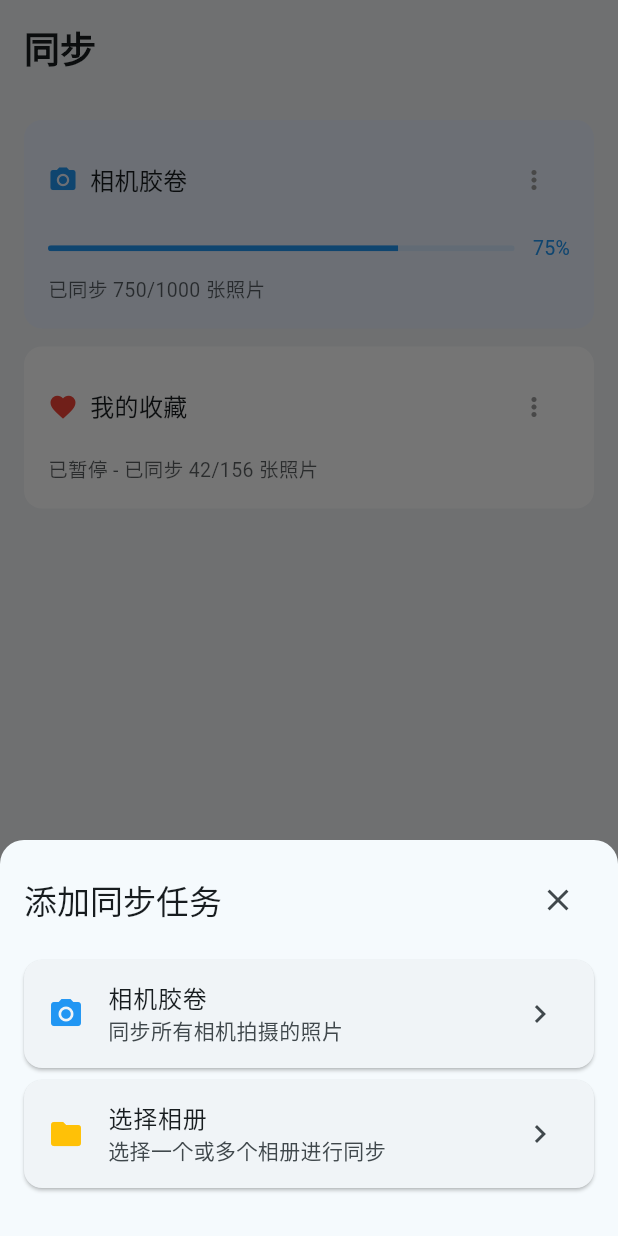
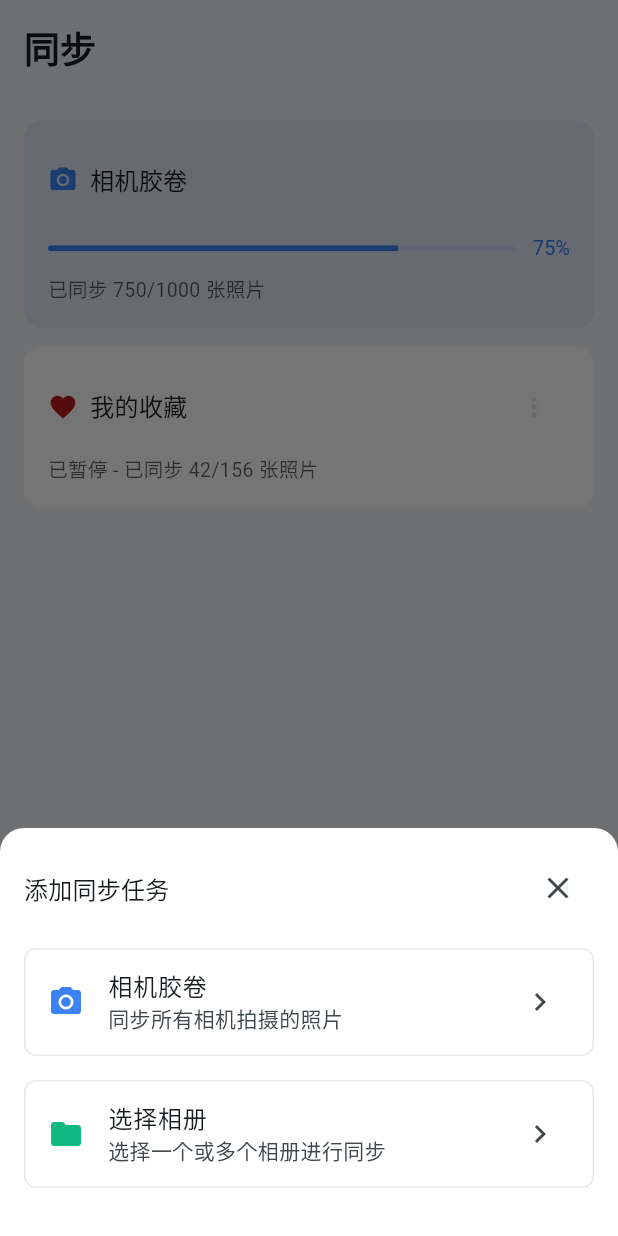
Before and after one commit to moohng/only-sync-flutter, a Flutter app: the screen it shows after launch, item 2 of the bottom bar chosen, after a tap on the "add" icon, on a phone screen of 412 x 824 dp. Run offline on Flutter 3.47's test engine with Material 3 defaults, Android fonts, the phone set to English and light mode, and no system bars; our stand-ins replace chewie, device_info_plus, extended_image, get, qr_flutter, shared_preferences and 2 more; missing offline and left inert: mobile_scanner, photo_manager, photo_manager_image_provider, webdav_client; accounts and stored records are empty.

Commit message:
优化主题颜色和样式，统一页面背景和组件颜色，增强视觉一致性

```diff
--- a/lib/main.dart
+++ b/lib/main.dart
@@ -27,8 +27,9 @@ class MyApp extends StatelessWidget {
       title: 'Only Sync',
       debugShowCheckedModeBanner: false,
       theme: ThemeData(
-        colorScheme: ColorScheme.fromSeed(seedColor: Colors.blueGrey.shade200),
+        colorScheme: ColorScheme.fromSeed(seedColor: Colors.blueGrey.shade200, secondary: const Color(0xff10b981)),
         useMaterial3: true,
+        primaryColor: const Color(0xff3b82f6),
         cardColor: Colors.white,
         dividerColor: const Color.fromARGB(255, 229, 231, 235),
         scaffoldBackgroundColor: const Color.fromARGB(255, 242, 244, 246),
--- a/lib/views/settings/settings_page.dart
+++ b/lib/views/settings/settings_page.dart
@@ -16,6 +16,7 @@ class SettingsPage extends StatelessWidget {
   Widget build(BuildContext context) {
     final controller = Get.put(SettingsController());
     final theme = Theme.of(context);
+    final colorScheme = theme.colorScheme;
 
     // 定义统一的开关样式
     final switchStyle = SwitchThemeData(thumbColor: WidgetStateProperty.resolveWith<Color>((states) {
@@ -25,7 +26,7 @@ class SettingsPage extends StatelessWidget {
       return Colors.white; // 关闭状态下的圆形按钮颜色
     }), trackColor: WidgetStateProperty.resolveWith<Color>((states) {
       if (states.contains(WidgetState.selected)) {
-        return Colors.green; // 开启状态下的轨道颜色
+        return colorScheme.secondary; // 开启状态下的轨道颜色
       }
       return Colors.grey.withOpacity(0.3); // 关闭状态下的轨道颜色
     }), trackOutlineColor: WidgetStateProperty.resolveWith((states) {
@@ -37,14 +38,14 @@ class SettingsPage extends StatelessWidget {
         switchTheme: switchStyle,
       ),
       child: Scaffold(
-        backgroundColor: const Color(0xFFF2F4F6), // 与原型保持一致的背景色
+        backgroundColor: theme.scaffoldBackgroundColor,
         appBar: AppBar(
           title: const Text('设置'),
           titleTextStyle: theme.textTheme.titleLarge?.copyWith(
             fontSize: 24,
             fontWeight: FontWeight.w700,
           ),
-          backgroundColor: const Color(0xFFF2F4F6),
+          backgroundColor: theme.scaffoldBackgroundColor,
           elevation: 0,
           toolbarHeight: 64,
         ),
@@ -57,17 +58,17 @@ class SettingsPage extends StatelessWidget {
               children: [
                 // _buildGroupHeader(theme, '云存储服务'),
                 ListTile(
-                  leading: const Icon(Icons.cloud, color: Colors.blue, size: 22),
+                  leading: Icon(Icons.cloud, color: theme.primaryColor, size: 22),
                   title: const Text('WebDAV'),
                   trailing: Row(
                     mainAxisSize: MainAxisSize.min,
                     children: [
                       Text(
                         '已连接',
-                        style: theme.textTheme.bodySmall?.copyWith(color: Colors.green),
+                        style: theme.textTheme.bodySmall?.copyWith(color: colorScheme.secondary),
                       ),
                       const SizedBox(width: 8),
-                      const Icon(Icons.chevron_right_rounded, color: Colors.grey),
+                      Icon(Icons.chevron_right_rounded, color: theme.dividerColor),
                     ],
                   ),
                   onTap: () => Get.toNamed(Routes.addAccountPage),
@@ -98,28 +99,28 @@ class SettingsPage extends StatelessWidget {
               children: [
                 // _buildGroupHeader(theme, '同步策略'),
                 Obx(() => SwitchListTile(
-                      secondary: const Icon(Icons.wifi, color: Colors.green, size: 22),
+                      secondary: Icon(Icons.wifi, color: colorScheme.secondary, size: 22),
                       title: const Text('仅 Wi-Fi 下同步'),
                       value: controller.isWifiOnly.value,
                       onChanged: (value) => controller.isWifiOnly.value = value,
                       contentPadding: const EdgeInsets.symmetric(horizontal: 16),
                     )),
                 Obx(() => SwitchListTile(
-                      secondary: const Icon(Icons.battery_alert, color: Colors.orange, size: 22),
+                      secondary: Icon(Icons.battery_alert, color: colorScheme.error, size: 22),
                       title: const Text('低电量时暂停同步'),
                       value: controller.isLowBatteryPause.value,
                       onChanged: (value) => controller.isLowBatteryPause.value = value,
                       contentPadding: const EdgeInsets.symmetric(horizontal: 16),
                     )),
                 Obx(() => SwitchListTile(
-                      secondary: const Icon(Icons.nightlight_round, color: Colors.indigo, size: 22),
+                      secondary: Icon(Icons.nightlight_round, color: colorScheme.tertiary, size: 22),
                       title: const Text('夜间自动同步'),
                       value: controller.isNightSync.value,
                       onChanged: (value) => controller.isNightSync.value = value,
                       contentPadding: const EdgeInsets.symmetric(horizontal: 16),
                     )),
                 Obx(() => SwitchListTile(
-                      secondary: const Icon(Icons.image, color: Colors.purple, size: 22),
+                      secondary: Icon(Icons.image, color: colorScheme.secondary, size: 22),
                       title: const Text('原图上传'),
                       value: controller.isOriginalUpload.value,
                       onChanged: (value) => controller.isOriginalUpload.value = value,
@@ -134,7 +135,7 @@ class SettingsPage extends StatelessWidget {
               theme,
               children: [
                 ListTile(
-                  leading: const Icon(Icons.info_outline, color: Colors.blue, size: 22),
+                  leading: Icon(Icons.info_outline, color: theme.primaryColor, size: 22),
                   title: const Text('关于'),
                   trailing: Row(
                     mainAxisSize: MainAxisSize.min,
@@ -142,11 +143,11 @@ class SettingsPage extends StatelessWidget {
                       Text(
                         '版本 1.0.0',
                         style: theme.textTheme.bodySmall?.copyWith(
-                          color: Colors.grey,
+                          color: theme.textTheme.bodySmall?.color,
                         ),
                       ),
                       const SizedBox(width: 8),
-                      const Icon(Icons.chevron_right_rounded, color: Colors.grey),
+                      Icon(Icons.chevron_right_rounded, color: theme.dividerColor),
                     ],
                   ),
                   onTap: () {
--- a/lib/views/sync/sync_page.dart
+++ b/lib/views/sync/sync_page.dart
@@ -81,7 +81,7 @@ class SyncController extends GetxController {
       Container(
         padding: const EdgeInsets.all(16),
         decoration: BoxDecoration(
-          color: Get.theme.colorScheme.background,
+          color: Get.theme.cardColor,
           borderRadius: const BorderRadius.vertical(top: Radius.circular(16)),
         ),
         child: Column(
@@ -90,7 +90,7 @@ class SyncController extends GetxController {
             Row(
               mainAxisAlignment: MainAxisAlignment.spaceBetween,
               children: [
-                Text('添加同步任务', style: Get.textTheme.titleLarge),
+                Text('添加同步任务', style: Get.textTheme.titleMedium),
                 IconButton(
                   icon: const Icon(Icons.close),
                   onPressed: () => Get.back(),
@@ -100,7 +100,7 @@ class SyncController extends GetxController {
             const SizedBox(height: 16),
             _buildTaskOption(
               icon: Icons.camera_alt,
-              iconColor: Colors.blue,
+              iconColor: Get.theme.primaryColor,
               title: '相机胶卷',
               subtitle: '同步所有相机拍摄的照片',
               onTap: () {
@@ -108,10 +108,10 @@ class SyncController extends GetxController {
                 Get.back();
               },
             ),
-            const SizedBox(height: 8),
+            const SizedBox(height: 16),
             _buildTaskOption(
               icon: Icons.folder,
-              iconColor: Colors.amber,
+              iconColor: Get.theme.colorScheme.secondary,
               title: '选择相册',
               subtitle: '选择一个或多个相册进行同步',
               onTap: () {
@@ -135,11 +135,23 @@ class SyncController extends GetxController {
   }) {
     return Card(
       margin: EdgeInsets.zero,
+      elevation: 0,
+      color: Get.theme.cardColor,
+      shape: RoundedRectangleBorder(
+        borderRadius: BorderRadius.circular(8),
+        side: BorderSide(
+          color: Get.theme.dividerColor,
+          width: 1,
+        ),
+      ),
       child: ListTile(
         onTap: onTap,
         leading: Icon(icon, color: iconColor),
         title: Text(title),
-        subtitle: Text(subtitle),
+        subtitle: Text(
+          subtitle,
+          style: const TextStyle(fontSize: 14),
+        ),
         trailing: const Icon(Icons.chevron_right),
       ),
     );
@@ -155,22 +167,16 @@ class SyncPage extends StatelessWidget {
     final theme = Theme.of(context);
 
     return Scaffold(
-      backgroundColor: const Color(0xFFF2F4F6),
+      backgroundColor: theme.scaffoldBackgroundColor,
       appBar: AppBar(
         title: const Text('同步'),
         titleTextStyle: theme.textTheme.titleLarge?.copyWith(
           fontSize: 24,
           fontWeight: FontWeight.w700,
         ),
-        backgroundColor: const Color(0xFFF2F4F6),
+        backgroundColor: theme.scaffoldBackgroundColor,
         elevation: 0,
         toolbarHeight: 64,
-        // actions: [
-        //   IconButton(
-        //     icon: const Icon(Icons.cloud_outlined, color: Colors.blue),
-        //     onPressed: () => Get.toNamed(Routes.webdavBrowser),
-        //   ),
-        // ],
       ),
       body: Obx(() {
         if (controller.syncTasks.isEmpty) {
@@ -181,7 +187,11 @@ class SyncPage extends StatelessWidget {
       floatingActionButton: FloatingActionButton(
         onPressed: controller.showAddTaskDialog,
         backgroundColor: theme.primaryColor,
-        child: const Icon(Icons.add),
+        shape: const CircleBorder(),
+        child: const Icon(
+          Icons.add,
+          color: Colors.white,
+        ),
       ),
     );
   }
@@ -256,7 +266,7 @@ class _SyncTaskCard extends StatelessWidget {
       shape: RoundedRectangleBorder(
         borderRadius: BorderRadius.circular(12),
       ),
-      color: isSyncing ? const Color(0xFFEBF3FF) : Colors.white,
+      color: isSyncing ? theme.primaryColor.withOpacity(0.1) : Colors.white,
       child: Padding(
         padding: const EdgeInsets.all(16),
         child: Column(
@@ -266,7 +276,7 @@ class _SyncTaskCard extends StatelessWidget {
               children: [
                 Icon(
                   task['icon'] as IconData,
-                  color: isSyncing ? Colors.blue : Colors.red,
+                  color: isSyncing ? theme.primaryColor : theme.colorScheme.error,
                   size: 20,
                 ),
                 const SizedBox(width: 8),
@@ -279,9 +289,9 @@ class _SyncTaskCard extends StatelessWidget {
                 ),
                 const Spacer(),
                 PopupMenuButton<String>(
-                  icon: const Icon(
+                  icon: Icon(
                     Icons.more_vert,
-                    color: Colors.grey,
+                    color: theme.dividerColor,
                     size: 20,
                   ),
                   offset: const Offset(0, 40),
@@ -350,8 +360,8 @@ class _SyncTaskCard extends StatelessWidget {
                       borderRadius: BorderRadius.circular(4),
                       child: LinearProgressIndicator(
                         value: task['progress'] as double,
-                        backgroundColor: Colors.blue.withOpacity(0.1),
-                        valueColor: const AlwaysStoppedAnimation<Color>(Colors.blue),
+                        backgroundColor: theme.primaryColor.withOpacity(0.1),
+                        valueColor: AlwaysStoppedAnimation<Color>(theme.primaryColor),
                         minHeight: 4,
                       ),
                     ),
@@ -359,8 +369,8 @@ class _SyncTaskCard extends StatelessWidget {
                   const SizedBox(width: 12),
                   Text(
                     '${(task['progress'] * 100).toInt()}%',
-                    style: const TextStyle(
-                      color: Colors.blue,
+                    style: TextStyle(
+                      color: theme.primaryColor,
                       fontSize: 13,
                     ),
                   ),
```
Also changed, not shown: lib/views/account/add_page.dart (+20 -18 lines).
